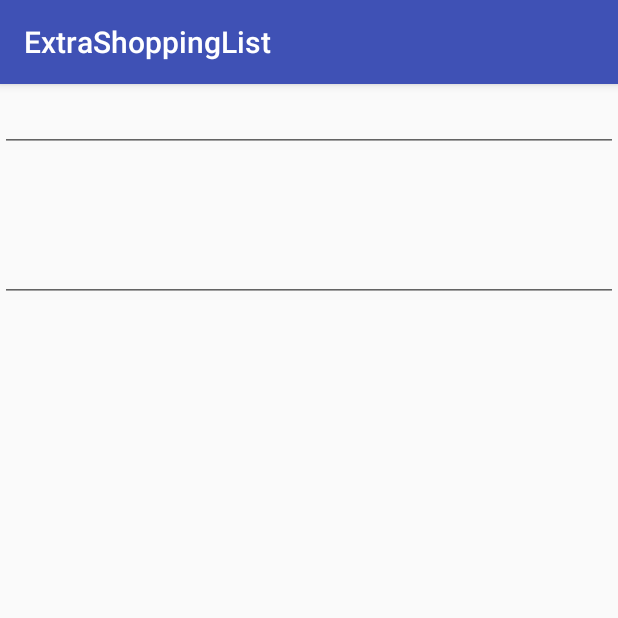
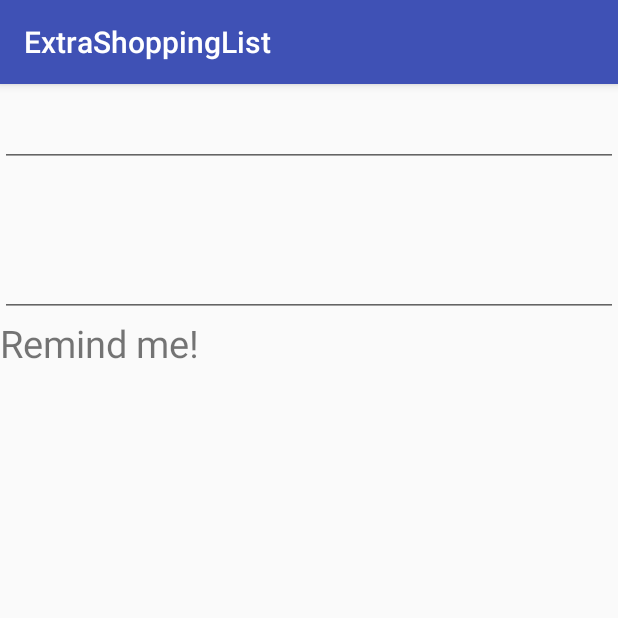
Before and after one commit to aleksandranowominska/Shopping-List, an Android app: the ItemDetailsActivity screen opened directly, with no data from a screen before it, on a phone screen of 412 x 824 dp, the top half of it. Run offline under Robolectric (Android 15) with nearby library versions, the phone set to English and light mode, and no system bars; 4 statements that could not run were skipped.

Commit message:
saving the reminder date

```diff
--- a/app/src/main/java/pl/ola/extrashoppinglist/Item.java
+++ b/app/src/main/java/pl/ola/extrashoppinglist/Item.java
@@ -1,4 +1,6 @@
 package pl.ola.extrashoppinglist;
+
+import java.util.Date;
 
 /**
  * Created by Aleksandra Kusiak on 27.09.2017.
@@ -7,9 +9,11 @@ package pl.ola.extrashoppinglist;
 public class Item {
     public String itemName;
     public String itemDescription;
+    public Date itemReminderDate;
 
     public Item (String itemName){
         this.itemName = itemName;
         this.itemDescription = "";
+        this.itemReminderDate = null;
     }
 }
--- a/app/src/main/java/pl/ola/extrashoppinglist/ItemDetailsActivity.java
+++ b/app/src/main/java/pl/ola/extrashoppinglist/ItemDetailsActivity.java
@@ -1,19 +1,26 @@
 package pl.ola.extrashoppinglist;
 
+import android.app.DatePickerDialog;
 import android.content.Intent;
 import android.support.v7.app.AppCompatActivity;
 import android.os.Bundle;
 import android.view.KeyEvent;
+import android.view.View;
 import android.view.inputmethod.EditorInfo;
+import android.widget.DatePicker;
 import android.widget.EditText;
 import android.widget.TextView;
-import android.widget.Toast;
 
-public class ItemDetailsActivity extends AppCompatActivity {
+import java.text.SimpleDateFormat;
+import java.util.Calendar;
+import java.util.Date;
+
+public class ItemDetailsActivity extends AppCompatActivity implements DatePickerDialog.OnDateSetListener {
     public static final String ITEM_POSITION = "ITEM_POSITION";
 
     EditText itemNameEditText;
     EditText itemDescriptionEditText;
+    TextView itemReminderDateTextView;
     DataManager dataManager;
     Item item;
     int position;
@@ -25,21 +32,44 @@ public class ItemDetailsActivity extends AppCompatActivity {
         setContentView(R.layout.activity_item_details);
         itemNameEditText = (EditText) findViewById(R.id.item_name_to_edit);
         itemDescriptionEditText = (EditText) findViewById(R.id.item_description);
+        itemReminderDateTextView = (TextView) findViewById(R.id.item_reminder_date);
 
         dataManager = DataManager.getInstance(this);
         Intent intent = getIntent();
         position = intent.getIntExtra(ITEM_POSITION, 0);
         item = dataManager.getItemFromPosition(position);
+        updateUI();
+        setupListeners();
+    }
 
+    private void updateUI(){
         itemNameEditText.setText(item.itemName);
         itemDescriptionEditText.setText(item.itemDescription);
-        saveEditedItem();
+        if (item.itemReminderDate != null){
+            SimpleDateFormat simpleDate =  new SimpleDateFormat("dd/MM/yyyy");
+            String itemReminderDateString = simpleDate.format(item.itemReminderDate);
+            itemReminderDateTextView.setText(itemReminderDateString);
+
+        }
+    }
+
+    public void saveItemDetails(){
+        String newItemName = itemNameEditText.getText().toString();
+        itemNameEditText.setText(newItemName);
+        item.itemName = newItemName;
+
+        String newItemDescription = itemDescriptionEditText.getText().toString();
+        itemDescriptionEditText.setText(newItemDescription);
+        item.itemDescription = newItemDescription;
+
+        dataManager.updateItem(position, item);
 
     }
 
-    private void saveEditedItem(){
+    private void setupListeners(){
         saveEditedItemName();
         saveEditedItemDescription();
+        saveReminderDate();
     }
 
     private void saveEditedItemName(){
@@ -47,15 +77,17 @@ public class ItemDetailsActivity extends AppCompatActivity {
             @Override
             public boolean onEditorAction(TextView v, int actionId, KeyEvent event) {
                 if (actionId == EditorInfo.IME_ACTION_DONE) {
-                    String newItemName = itemNameEditText.getText().toString();
-                    itemNameEditText.setText(newItemName);
-                    item.itemName = newItemName;
-
-                    dataManager.updateItem(position, item);
+                saveItemDetails();
 
                     return true;
                 }
                 return false;
+            }
+        });
+        itemNameEditText.setOnFocusChangeListener(new View.OnFocusChangeListener() {
+            @Override
+            public void onFocusChange(View view, boolean b) {
+                saveItemDetails();
             }
         });
     }
@@ -65,17 +97,42 @@ public class ItemDetailsActivity extends AppCompatActivity {
             @Override
             public boolean onEditorAction(TextView v, int actionId, KeyEvent event) {
                 if (actionId == EditorInfo.IME_ACTION_DONE) {
-                    String newItemDescription = itemDescriptionEditText.getText().toString();
-                    itemDescriptionEditText.setText(newItemDescription);
-                    item.itemDescription = newItemDescription;
 
-                    dataManager.updateItem(position, item);
-
+                    saveItemDetails();
                     return true;
                 }
                 return false;
             }
         });
+        itemDescriptionEditText.setOnFocusChangeListener(new View.OnFocusChangeListener() {
+            @Override
+            public void onFocusChange(View view, boolean b) {
+               saveItemDetails();
+            }
+        });
+    }
+
+    private void saveReminderDate(){
+        itemReminderDateTextView.setOnClickListener(new View.OnClickListener() {
+            @Override
+            public void onClick(View view) {
+                int startYear = Calendar.getInstance().get(Calendar.YEAR);
+                int startMonth = Calendar.getInstance().get(Calendar.MONTH);
+                int startDay = Calendar.getInstance().get(Calendar.DAY_OF_MONTH);
+                DatePickerDialog datePickerDialog = new DatePickerDialog(ItemDetailsActivity.this, ItemDetailsActivity.this, startYear, startMonth, startDay);
+                datePickerDialog.show();
+            }
+        });
+    }
+
+    @Override
+    public void onDateSet(DatePicker datePicker, int year, int month, int dayOfMonth) {
+        Calendar calendar = Calendar.getInstance();
+        calendar.set(year, month, dayOfMonth);
+        Date itemReminderDateFromDataPicker = calendar.getTime();
+        item.itemReminderDate = itemReminderDateFromDataPicker;
+        dataManager.updateItem(position, item);
+        updateUI();
 
     }
 }
--- a/app/src/main/res/layout/activity_item_details.xml
+++ b/app/src/main/res/layout/activity_item_details.xml
@@ -20,6 +20,7 @@
         android:layout_width="match_parent"
         android:layout_height="wrap_content"
         android:inputType="text"
+        android:textSize="25dp"
         />
     <EditText
         android:id="@+id/item_description"
@@ -29,6 +30,20 @@
         android:imeOptions="actionDone"
         android:inputType="text"
         android:gravity="top|left"
+        android:textSize="25dp"
         />
 
+    <TextView
+        android:id="@+id/item_reminder_date"
+        android:layout_below="@+id/item_description"
+        android:layout_width="match_parent"
+        android:layout_height="wrap_content"
+        android:clickable="true"
+        android:text="Remind me!"
+        android:textSize="25dp"
+        android:focusable="true"
+        android:focusableInTouchMode="true"
+
+      />
+
 </RelativeLayout>
```
